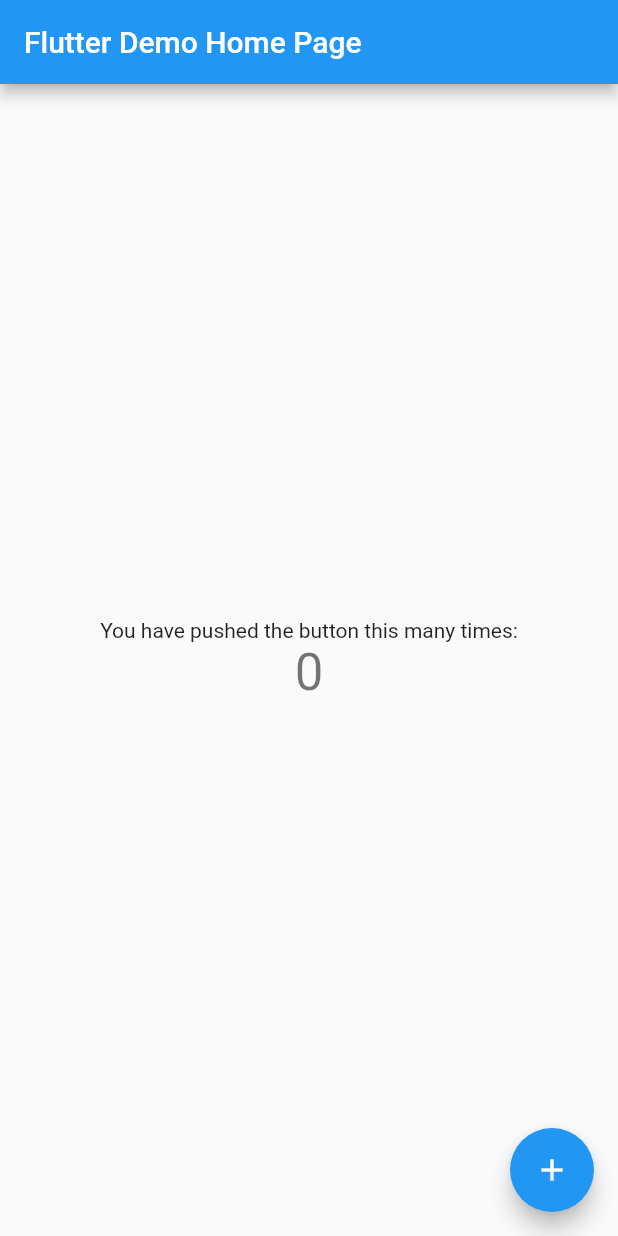
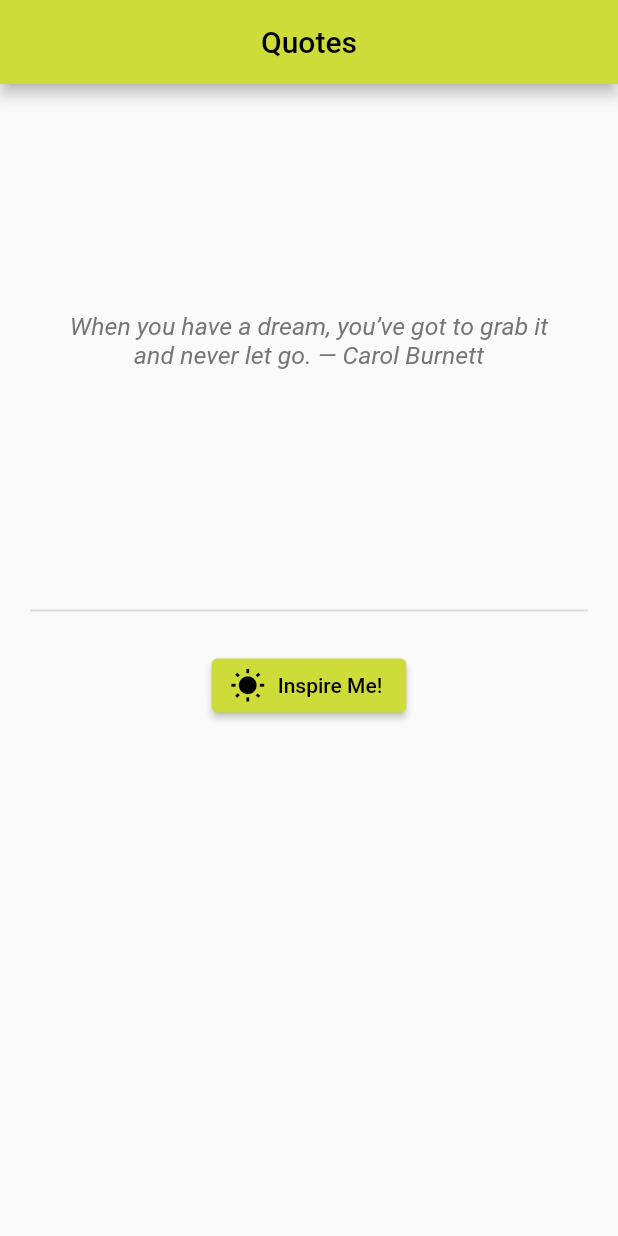
Before and after one commit to raisul1313/Quotes-App, a Flutter app: the screen it shows after launch, on a phone screen of 412 x 824 dp. Run offline on Flutter 3.47's test engine with Material 2 defaults, Android fonts, the phone set to English and light mode, and no system bars.

```diff
--- a/lib/main.dart
+++ b/lib/main.dart
@@ -1,4 +1,5 @@
 import 'package:flutter/material.dart';
+import 'package:quotes_app/wisdom.dart';
 
 void main() {
   runApp(const MyApp());
@@ -11,105 +12,9 @@ class MyApp extends StatelessWidget {
   @override
   Widget build(BuildContext context) {
     return MaterialApp(
-      title: 'Flutter Demo',
-      theme: ThemeData(
-        // This is the theme of your application.
-        //
-        // Try running your application with "flutter run". You'll see the
-        // application has a blue toolbar. Then, without quitting the app, try
-        // changing the primarySwatch below to Colors.green and then invoke
-        // "hot reload" (press "r" in the console where you ran "flutter run",
-        // or simply save your changes to "hot reload" in a Flutter IDE).
-        // Notice that the counter didn't reset back to zero; the application
-        // is not restarted.
-        primarySwatch: Colors.blue,
-      ),
-      home: const MyHomePage(title: 'Flutter Demo Home Page'),
+      debugShowCheckedModeBanner: false,
+      title: 'Quotes App',
+      home: Wisdom(),
     );
   }
 }
-
-class MyHomePage extends StatefulWidget {
-  const MyHomePage({Key? key, required this.title}) : super(key: key);
-
-  // This widget is the home page of your application. It is stateful, meaning
-  // that it has a State object (defined below) that contains fields that affect
-  // how it looks.
-
-  // This class is the configuration for the state. It holds the values (in this
-  // case the title) provided by the parent (in this case the App widget) and
-  // used by the build method of the State. Fields in a Widget subclass are
-  // always marked "final".
-
-  final String title;
-
-  @override
-  State<MyHomePage> createState() => _MyHomePageState();
-}
-
-class _MyHomePageState extends State<MyHomePage> {
-  int _counter = 0;
-
-  void _incrementCounter() {
-    setState(() {
-      // This call to setState tells the Flutter framework that something has
-      // changed in this State, which causes it to rerun the build method below
-      // so that the display can reflect the updated values. If we changed
-      // _counter without calling setState(), then the build method would not be
-      // called again, and so nothing would appear to happen.
-      _counter++;
-    });
-  }
-
-  @override
-  Widget build(BuildContext context) {
-    // This method is rerun every time setState is called, for instance as done
-    // by the _incrementCounter method above.
-    //
-    // The Flutter framework has been optimized to make rerunning build methods
-    // fast, so that you can just rebuild anything that needs updating rather
-    // than having to individually change instances of widgets.
-    return Scaffold(
-      appBar: AppBar(
-        // Here we take the value from the MyHomePage object that was created by
-        // the App.build method, and use it to set our appbar title.
-        title: Text(widget.title),
-      ),
-      body: Center(
-        // Center is a layout widget. It takes a single child and positions it
-        // in the middle of the parent.
-        child: Column(
-          // Column is also a layout widget. It takes a list of children and
-          // arranges them vertically. By default, it sizes itself to fit its
-          // children horizontally, and tries to be as tall as its parent.
-          //
-          // Invoke "debug painting" (press "p" in the console, choose the
-          // "Toggle Debug Paint" action from the Flutter Inspector in Android
-          // Studio, or the "Toggle Debug Paint" command in Visual Studio Code)
-          // to see the wireframe for each widget.
-          //
-          // Column has various properties to control how it sizes itself and
-          // how it positions its children. Here we use mainAxisAlignment to
-          // center the children vertically; the main axis here is the vertical
-          // axis because Columns are vertical (the cross axis would be
-          // horizontal).
-          mainAxisAlignment: MainAxisAlignment.center,
-          children: <Widget>[
-            const Text(
-              'You have pushed the button this many times:',
-            ),
-            Text(
-              '$_counter',
-              style: Theme.of(context).textTheme.headline4,
-            ),
-          ],
-        ),
-      ),
-      floatingActionButton: FloatingActionButton(
-        onPressed: _incrementCounter,
-        tooltip: 'Increment',
-        child: const Icon(Icons.add),
-      ), // This trailing comma makes auto-formatting nicer for build methods.
-    );
-  }
-}
--- /dev/null
+++ b/lib/wisdom.dart
@@ -0,0 +1,191 @@
+import 'package:flutter/material.dart';
+
+class Wisdom extends StatefulWidget {
+  const Wisdom({Key? key}) : super(key: key);
+
+  @override
+  State<Wisdom> createState() => _WisdomState();
+}
+
+class _WisdomState extends State<Wisdom> {
+  int _index = 0;
+
+  List quotes = [
+    "When you have a dream, you’ve got to grab it and never let go. — Carol Burnett",
+    "Nothing is impossible. The word itself says ‘I’m possible!'. — Audrey Hepburn",
+    "There is nothing impossible to they who will try. — Alexander the Great",
+    "The bad news is time flies. The good news is you’re the pilot. — Michael Altshuler",
+    "Life has got all those twists and turns. You’ve got to hold on tight and off you go. — Nicole Kidman",
+    "Keep your face always toward the sunshine, and shadows will fall behind you. — Walt Whitman",
+    "Be courageous. Challenge orthodoxy. Stand up for what you believe in. When you are in your rocking chair talking to your grandchildren many years from now, be sure you have a good story to tell. — Amal Clooney",
+    "You make a choice: continue living your life feeling muddled in this abyss of self-misunderstanding, or you find your identity independent of it. You draw your own box. — Duchess Meghan",
+    "I just want you to know that if you are out there and you are being really hard on yourself right now for something that has happened … it’s normal. That is what is going to happen to you in life. No one gets through unscathed. We are all going to have a few scratches on us. Please be kind to yourselves and stand up for yourself, please. — Taylor Swift",
+    "Success is not final, failure is not fatal: it is the courage to continue that counts. – Winston Churchill",
+    "You define your own life. Don’t let other people write your script. — Oprah Winfrey",
+    "You are never too old to set another goal or to dream a new dream. — Malala Yousafzai",
+    "At the end of the day, whether or not those people are comfortable with how you’re living your life doesn’t matter. What matters is whether you’re comfortable with it. — Dr. Phil",
+    "People tell you the world looks a certain way. Parents tell you how to think. Schools tell you how to think. TV. Religion. And then at a certain point, if you’re lucky, you realize you can make up your own mind. Nobody sets the rules but you. You can design your own life. — Carrie Ann Moss",
+    "For me, becoming isn’t about arriving somewhere or achieving a certain aim. I see it instead as forward motion, a means of evolving, a way to reach continuously toward a better self. The journey doesn’t end. — Michelle Obama",
+    "Spread love everywhere you go. — Mother Teresa",
+    "Do not allow people to dim your shine because they are blinded. Tell them to put some sunglasses on. — Lady Gaga",
+    "If you make your internal life a priority, then everything else you need on the outside will be given to you and it will be extremely clear what the next step is. — Gabrielle Bernstein",
+    "You don’t always need a plan. Sometimes you just need to breathe, trust, let go and see what happens. — Mandy Hale",
+    "You can be everything. You can be the infinite amount of things that people are. — Kesha",
+    "What lies behind you and what lies in front of you, pales in comparison to what lies inside of you. — Ralph Waldo Emerson",
+    "I want to be in the arena. I want to be brave with my life. And when we make the choice to dare greatly, we sign up to get our asses kicked. We can choose courage or we can choose comfort, but we can’t have both. Not at the same time. — Brene Brown",
+    "I’m going to be gone one day, and I have to accept that tomorrow isn’t promised. Am I OK with how I’m living today? It’s the only thing I can help. If I didn’t have another one, what have I done with all my todays? Am I doing a good job? — Hayley Williams",
+    "I am experienced enough to do this. I am knowledgeable enough to do this. I am prepared enough to do this. I am mature enough to do this. I am brave enough to do this. — Alexandria Ocasio-Cortez in Knock Down The House",
+    "Belief creates the actual fact. — William James",
+    "No matter what people tell you, words and ideas can change the world. — Robin Williams  as John Keating in Dead Poets Society",
+    "I’m not going to continue knocking that old door that doesn’t open for me. I’m going to create my own door and walk through that. — Ava DuVernay",
+    "It is during our darkest moments that we must focus to see the light. — Aristotle",
+    "Not having the best situation, but seeing the best in your situation is the key to happiness. — Marie Forleo",
+    "Believe you can and you’re halfway there. – Theodore Roosevelt",
+    "Weaknesses are just strengths in the wrong environment. — Marianne Cantwell",
+    "Just don’t give up trying to do what you really want to do. Where there is love and inspiration, I don’t think you can go wrong. — Ella Fitzgerald",
+    "Silence is the last thing the world will ever hear from me. — Marlee Matlin",
+    "In a gentle way, you can shake the world. — Mahatma Gandhi",
+    "Learning how to be still, to really be still and let life happen—that stillness becomes a radiance. — Morgan Freeman",
+    "Everyone has inside of him a piece of good news. The good news is that you don’t know how great you can be! How much you can love! What you can accomplish! And what your potential is! — Anne Frank",
+    "All you need is the plan, the road map, and the courage to press on to your destination. — Earl Nightingale",
+    "I care about decency and humanity and kindness. Kindness today is an act of rebellion. — Pink",
+    "If you have good thoughts they will shine out of your face like sunbeams and you will always look lovely. — Roald Dahl",
+    "Try to be a rainbow in someone’s cloud. — Maya Angelou",
+    "We must let go of the life we have planned, so as to accept the one that is waiting for us. — Joseph Campbell",
+    "Find out who you are and be that person. That’s what your soul was put on this earth to be. Find that truth, live that truth, and everything else will come. — Ellen DeGeneres",
+    "Real change, enduring change, happens one step at a time. — Ruth Bader Ginsburg",
+    "Wake up determined, go to bed satisfied. — Dwayne “The Rock” Johnson",
+    "Nobody built like you, you design yourself. — Jay-Z",
+    "You gain strength, courage, and confidence by every experience in which you really stop to look fear in the face. You are able to say to yourself, ‘I lived through this horror. I can take the next thing that comes along.’ You must do the thing you think you cannot do. — Eleanor Roosevelt",
+    "I tell myself, ‘You’ve been through so much, you’ve endured so much, time will allow me to heal, and soon this will be just another memory that made me the strong woman, athlete, and mother I am today. — Serena Williams",
+    "Live your beliefs and you can turn the world around. — Henry David Thoreau",
+    "Our lives are stories in which we write, direct and star in the leading role. Some chapters are happy while others bring lessons to learn, but we always have the power to be the heroes of our own adventures. — Joelle Speranza",
+    "Life is like riding a bicycle. To keep your balance, you must keep moving. – Albert Einstein",
+    "Don’t try to lessen yourself for the world; let the world catch up to you. — Beyoncé",
+    "There’s nothing more powerful than not giving a f—k. — Amy Schumer",
+    "Faith is love taking the form of aspiration. —William Ellery Channing",
+    "When it comes to luck, you make your own. — Bruce Springsteen",
+    "If you don’t like the road you’re walking, start paving another one! — Dolly Parton",
+    "I have learned over the years that when one’s mind is made up, this diminishes fear; knowing what must be done does away with fear. — Rosa Parks",
+    "The moral of my story is the sun always comes out after the storm. Being optimistic and surrounding yourself with positive loving people is for me, living life on the sunny side of the street. — Janice Dean",
+    "We generate fears while we sit. We overcome them by action. — Dr. Henry Link",
+    "Dreams don’t have to just be dreams. You can make it a reality; if you just keep pushing and keep trying, then eventually you’ll reach your goal. And if that takes a few years, then that’s great, but if it takes 10 or 20, then that’s part of the process. — Naomi Osaka",
+    "We are not our best intentions. We are what we do. — Amy Dickinson",
+    "I’ve noticed when I fear something, if I just end up doing it, I’m grateful in the end. — Colleen Hoover",
+    "Work hard, know your s—t, show your s—t, and then feel entitled. — Mindy Kaling",
+    "We’ve been making our own opportunities, and as you prove your worth and value to people, they can’t put you in a box. You hustle it into happening, right?— Jennifer Lopez",
+    "When you’ve seen beyond yourself, then you may find, peace of mind is waiting there. — George Harrison",
+    "Out of the mountain of despair, a stone of hope. — Martin Luther King, Jr.",
+    "What you get by achieving your goals is not as important as what you become by achieving your goals. – Zig Ziglar”",
+    "I’m realizing how much I’ve diminished my own power. I’m not doing that no more. — Alicia Keys",
+    "You are never too old to set another goal or to dream a new dream. — C.S. Lewis",
+    "I believe that if you’ll just stand up and go, life will open up for you. Something just motivates you to keep moving. — Tina Turner",
+    "How wild it was, to let it be. — Cheryl Strayed",
+    "The simple act of listening to someone and making them feel as if they have truly been heard is a most treasured gift. — L. A. Villafane",
+    "You have to be where you are to get where you need to go. — Amy Poehler",
+    "Don’t be afraid. Because you’re going to be afraid. But remember when you become afraid, just don’t be afraid. — Joan Jett",
+    "We need to take risks. We need to go broke. We need to prove them wrong, simply by not giving up. — Awkwafina",
+    "The only limit to our realization of tomorrow will be our doubts today. — Franklin Delano Roosevelt",
+    "It is never too late to be what you might have been. — George Eliot",
+    "You do not find the happy life. You make it. — Camilla Eyring Kimball",
+    "We all have problems. But it’s not what happens to us, it’s the choices we make after. — Elizabeth Smart",
+    "You don’t have to be defined or confined by your environment, by your family circumstances, and certainly not by your race or gender. — Mariah Carey",
+    "When we let fear be our master, we cannot be happy and free as a butterfly. But when we choose to trust the journey and embrace love and joy, we are free to fly. — Annicken R. Day",
+    "Definitions belong to the definers, not the defined. — Toni Morrison",
+    "You must find the place inside yourself where nothing is impossible. — Deepak Chopra",
+    "Whatever you think the world is withholding from you, you are withholding from the world. — Eckhart Tolle",
+    "Perfection is not attainable, but if we chase perfection we can catch excellence. — Vince Lombardi",
+    "A lot of people are afraid to say what they want. That’s why they don’t get what they want. — Madonna",
+    "We have to let go of who we think we should be and embrace what is. — Achea Redd",
+    "Being vulnerable is a strength, not a weakness. — Selena Gomez",
+    "In order for the light to shine so brightly, the darkness must be present. — Sir Francis Bacon",
+    "I don’t look ahead. I’m right here with you. It’s a good way to be. — Danny DeVito",
+    "It ain’t about how hard you hit. It’s about how hard you can get hit and keep moving forward. — Sylvester Stallone in Rocky Balboa",
+    "I will not let anyone scare me out of my full potential. — Nicki Minaj",
+    "We have to be better. We have to love more, hate less. We’ve gotta listen more and talk less. We’ve gotta know that this is everybody’s responsibility. — Meghan Rapinoe",
+    "Trying to grow up is hurting. You make mistakes. You try to learn from them, and when you don’t, it hurts even more. — Aretha Franklin",
+    "Never bend your head. Always hold it high. Look the world straight in the eye. – Helen Keller",
+    "Let love rule. — Lenny Kravitz",
+    "The power of imagination makes us infinite. — John Muir",
+    "The only journey is the one within. — Rainer Maria Rilke",
+    "If my mind can conceive it, if my heart can believe it, then I can achieve it. — Muhammad Ali",
+    "Embrace the glorious mess that you are. — Elizabeth Gilbert",
+    "Clouds come floating into my life, no longer to carry rain or usher storm, but to add color to my sunset sky. — Rabindranath Tagore",
+  ];
+
+  @override
+  Widget build(BuildContext context) {
+    return Scaffold(
+      appBar: AppBar(
+        title: Text(
+          "Quotes",
+          style: TextStyle(
+            color: Colors.black,
+          ),
+        ),
+        centerTitle: true,
+        backgroundColor: Colors.lime,
+      ),
+      body: Container(
+        child: Column(
+          mainAxisAlignment: MainAxisAlignment.center,
+          children: [
+            Expanded(
+              child: Center(
+                child: Container(
+                  width: 350,
+                  height: 200,
+                  margin: EdgeInsets.all(20.0),
+                  decoration: BoxDecoration(
+                    color: Colors.transparent,
+                    borderRadius: BorderRadius.circular(5.0),
+                  ),
+                  child: Center(
+                    child: Padding(
+                      padding: const EdgeInsets.all(10.0),
+                      child: Text(
+                        quotes[_index % quotes.length],
+                        textAlign: TextAlign.center,
+                        style: TextStyle(
+                          color: Colors.grey.shade600,
+                          fontStyle: FontStyle.italic,
+                          fontSize: 16.5,
+                        ),
+                      ),
+                    ),
+                  ),
+                ),
+              ),
+            ),
+            Divider(
+              thickness: 1.3,
+              indent: 20.0,
+              endIndent: 20.0,
+            ),
+            Padding(
+              padding: const EdgeInsets.only(top: 18.0),
+              child: ElevatedButton.icon(
+                onPressed: _showQuote,
+                icon: Icon(Icons.wb_sunny),
+                label: Text('Inspire Me!'),
+                style: ElevatedButton.styleFrom(
+                  primary: Colors.lime, // background
+                  onPrimary: Colors.black, // foreground
+                ),
+              ),
+            ),
+            Spacer()
+          ],
+        ),
+      ),
+    );
+  }
+
+  void _showQuote() {
+    //increment our index/counter by 1
+    setState(() {
+      _index += 1;
+      //_index ++;
+    });
+  }
+}
```
